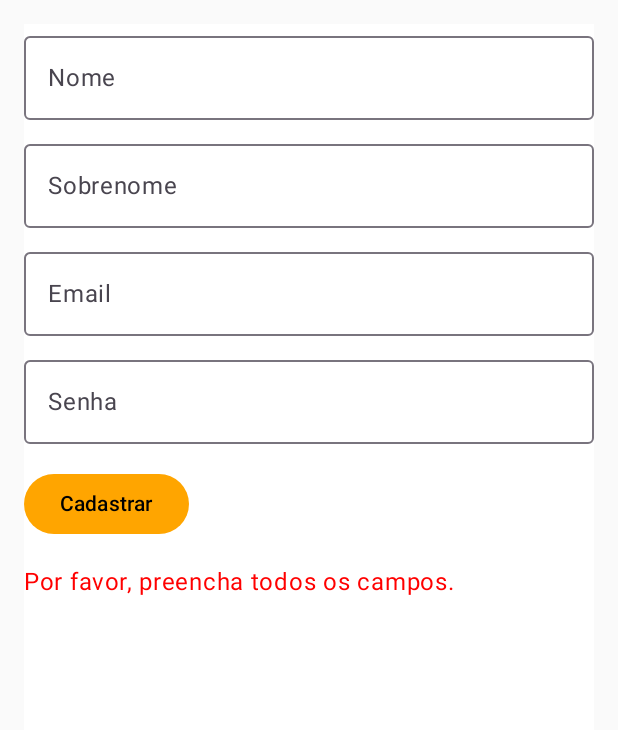
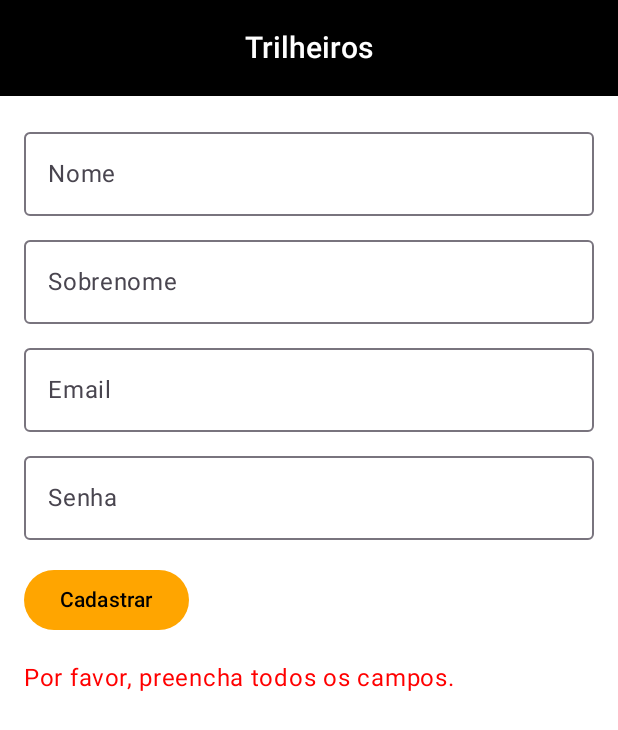
Before and after one commit to danlamberg/APPM_Trilheiros, an Android app built with Jetpack Compose: the TelaCadastro screen opened through its navigation route, after a tap on "Cadastrar", on a phone screen of 412 x 824 dp. Shown: the top 730 px of the screen. Run offline under Robolectric (Android 15) with nearby library versions, the phone set to English and light mode, and no system bars; our stand-ins replace Firebase (no records; nobody signed in at launch, a user with empty details on screens opened directly).

Commit message:
Adicionando TopBar no app.

```diff
--- a/app/src/main/java/com/example/appm_trilheiros/MainActivity.kt
+++ b/app/src/main/java/com/example/appm_trilheiros/MainActivity.kt
@@ -9,20 +9,22 @@ import androidx.compose.foundation.clickable
 import androidx.compose.foundation.layout.*
 import androidx.compose.foundation.lazy.LazyColumn
 import androidx.compose.foundation.lazy.items
-import androidx.compose.ui.graphics.Color
 import androidx.compose.material3.*
 import androidx.compose.runtime.*
 import androidx.compose.ui.Modifier
+import androidx.compose.ui.graphics.Color
+import androidx.compose.ui.res.integerResource
+import androidx.compose.ui.res.stringResource
+import androidx.compose.ui.text.font.FontWeight
 import androidx.compose.ui.text.input.PasswordVisualTransformation
 import androidx.compose.ui.unit.dp
+import androidx.compose.ui.unit.sp
 import androidx.navigation.NavHostController
 import androidx.navigation.compose.NavHost
 import androidx.navigation.compose.composable
 import androidx.navigation.compose.rememberNavController
 import com.example.appm_trilheiros.ui.theme.APPM_TrilheirosTheme
-import com.example.appm_trilheiros.ui.theme.Black
 import com.example.appm_trilheiros.ui.theme.Orange
-import com.example.appm_trilheiros.ui.theme.White
 import com.google.firebase.auth.FirebaseAuth
 import com.google.firebase.auth.ktx.auth
 import com.google.firebase.ktx.Firebase
@@ -45,7 +47,17 @@ class MainActivity : ComponentActivity() {
 fun AppContent(navController: NavHostController) {
     var isSignedIn by remember { mutableStateOf(false) }
 
-    NavHost(navController = navController, startDestination = if (isSignedIn) "tela_principal" else "login") {
+    Scaffold(
+        topBar = {
+            TopBar()
+        },
+        contentWindowInsets = WindowInsets(0.dp)
+    ) { paddingValues ->
+        NavHost(
+            navController = navController,
+            startDestination = if (isSignedIn) "tela_principal" else "login",
+            modifier = Modifier.padding(paddingValues)
+        ) {
             composable("login") {
                 TelaLogin(
                     navController = navController,
@@ -66,12 +78,34 @@ fun AppContent(navController: NavHostController) {
                 TelaHome(onLogout = {
                     isSignedIn = false
                     navController.navigate("login") {
-                    // Limpar a pilha de navegação
                         popUpTo("login") { inclusive = false }
                     }
                 })
             }
         }
+    }
+}
+
+@OptIn(ExperimentalMaterial3Api::class)
+@Composable
+fun TopBar() {
+    // Obtenha o peso da fonte a partir de um recurso, se necessário
+    val fontWeight = FontWeight(integerResource(id = R.integer.peso))
+
+    CenterAlignedTopAppBar(
+        title = {
+            Text(
+                text = stringResource(id = R.string.app_name), // Nome do app
+                fontSize = 20.sp, // Tamanho da fonte
+                fontWeight = fontWeight,
+                color = Color.White // Cor do texto
+            )
+        },
+        colors = TopAppBarDefaults.centerAlignedTopAppBarColors(
+            containerColor = Color.Black // Cor de fundo da Top Bar
+        ),
+        modifier = Modifier.statusBarsPadding() // Ajusta o padding para não cobrir a status bar
+    )
 }
 
 @Composable
@@ -86,7 +120,7 @@ fun TelaLogin(navController: NavHostController, onSignIn: () -> Unit) {
         modifier = Modifier
             .fillMaxSize()
             .padding(16.dp)
-            .background(MaterialTheme.colorScheme.background) // Usando cor de fundo do tema
+            .background(MaterialTheme.colorScheme.background)
     ) {
         OutlinedTextField(
             value = email,
@@ -117,7 +151,7 @@ fun TelaLogin(navController: NavHostController, onSignIn: () -> Unit) {
                     }
             },
             modifier = Modifier.fillMaxWidth(),
-            colors = ButtonDefaults.buttonColors(containerColor = Orange) // Cor do botão
+            colors = ButtonDefaults.buttonColors(containerColor = Orange)
         ) {
             Text("Entrar")
         }
@@ -126,7 +160,7 @@ fun TelaLogin(navController: NavHostController, onSignIn: () -> Unit) {
             Spacer(modifier = Modifier.height(16.dp))
             Text(
                 text = "Falha na autenticação.",
-                color = Color.Red // Cor do texto de erro
+                color = Color.Red
             )
         }
 
@@ -134,7 +168,7 @@ fun TelaLogin(navController: NavHostController, onSignIn: () -> Unit) {
 
         Text(
             text = "Não tem uma conta? Cadastre-se",
-            color = Orange, // Cor do texto clicável
+            color = Orange,
             modifier = Modifier.clickable {
                 navController.navigate("cadastro")
             }
@@ -157,7 +191,7 @@ fun TelaCadastro(navController: NavHostController, onSignUp: () -> Unit) {
         modifier = Modifier
             .fillMaxSize()
             .padding(16.dp)
-            .background(MaterialTheme.colorScheme.background) // Usando cor de fundo do tema
+            .background(MaterialTheme.colorScheme.background)
     ) {
         OutlinedTextField(
             value = nome,
@@ -210,7 +244,7 @@ fun TelaCadastro(navController: NavHostController, onSignUp: () -> Unit) {
                     errorMessage = "Por favor, preencha todos os campos."
                 }
             },
-            colors = ButtonDefaults.buttonColors(containerColor = Orange) // Cor do botão
+            colors = ButtonDefaults.buttonColors(containerColor = Orange)
         ) {
             Text("Cadastrar")
         }
@@ -218,10 +252,10 @@ fun TelaCadastro(navController: NavHostController, onSignUp: () -> Unit) {
         Spacer(modifier = Modifier.height(16.dp))
 
         errorMessage?.let {
-            Text(text = it, color = Color.Red) // Cor da mensagem de erro
+            Text(text = it, color = Color.Red)
         }
         successMessage?.let {
-            Text(text = it, color = Color.Green) // Cor da mensagem de sucesso
+            Text(text = it, color = Color.Green)
         }
     }
 }
--- /dev/null
+++ b/app/src/main/res/values/dimens.xml
@@ -0,0 +1,5 @@
+<?xml version="1.0" encoding="utf-8"?>
+<resources>
+    <integer name="peso">500</integer>
+    <dimen name="icon_size">35dp</dimen>
+</resources>
```
Lines whose indentation alone changed are shown as unchanged.
